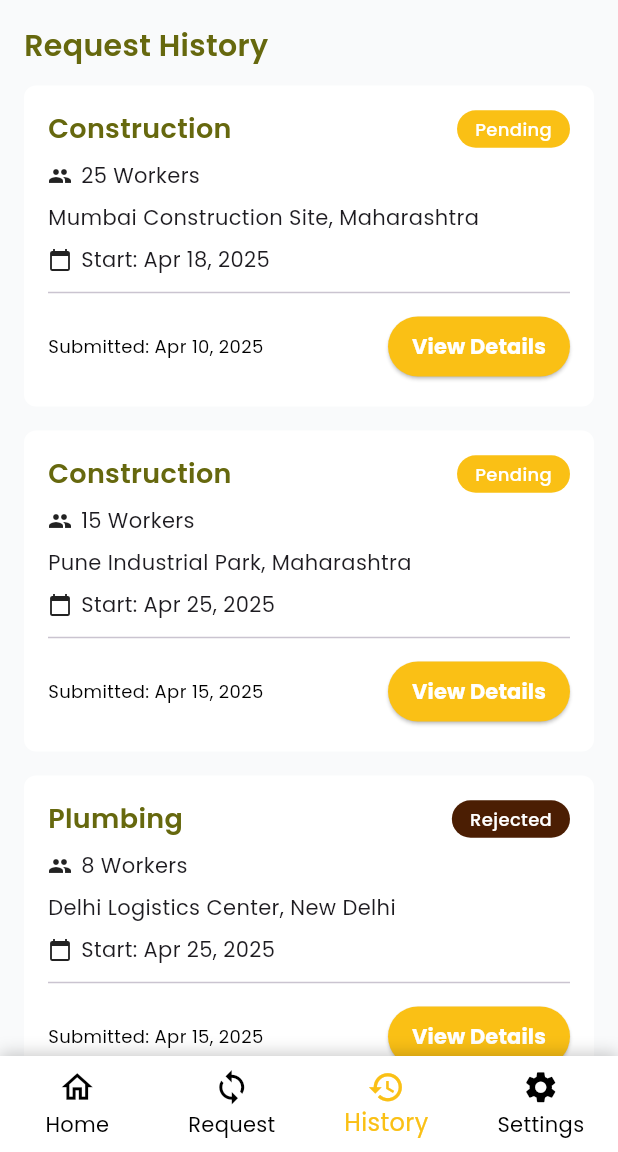
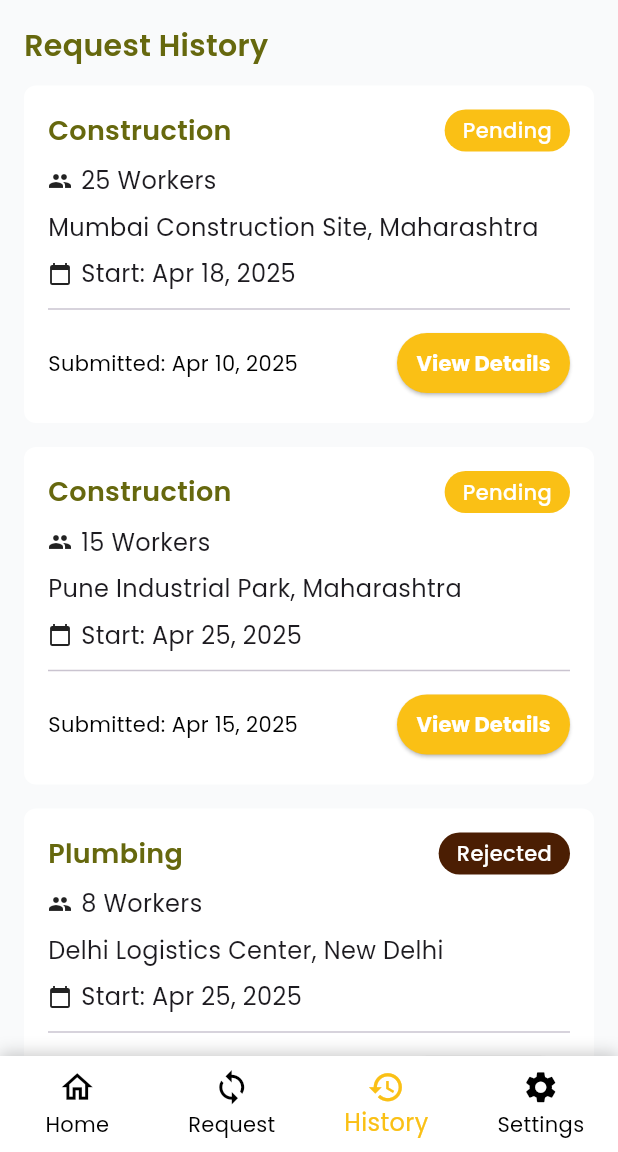
Before and after one commit to Kirtihoodaa/Jobizo, a Flutter app: the Histotypagee screen opened directly, on a phone screen of 412 x 824 dp, the part 84-1236 px from its top. Run offline on Flutter 3.47's test engine with Material 3 defaults, Android fonts, the phone set to English and light mode, and no system bars; our stand-ins replace file_picker, flutter_screenutil, font_awesome_flutter, google_fonts, image_picker, pie_chart.

```diff
--- a/lib/Customer_POV/HistoryPages/HistoryPage.dart
+++ b/lib/Customer_POV/HistoryPages/HistoryPage.dart
@@ -93,7 +93,7 @@ class _HistotypageeState extends State<Histotypagee> {
               Text(
                 r.serviceType,
                 style: TextStyle(
-                  fontSize: 18,
+                  fontSize: primary(),
                   fontWeight: FontWeight.w600,
                   color: AppColors.green,
                 ),
@@ -108,7 +108,7 @@ class _HistotypageeState extends State<Histotypagee> {
                 child: Text(
                   r.status,
                   style:  TextStyle(
-                    fontSize: 12,
+                    fontSize: tertiary(),
                     fontWeight: FontWeight.w500,
                     color: Colors.white,
                   ),
@@ -125,7 +125,7 @@ class _HistotypageeState extends State<Histotypagee> {
                SizedBox(width: 6),
               Text(
                 '${r.workers} Workers',
-                style:  TextStyle(fontSize: 14),
+                style:  TextStyle(fontSize: secondary()),
               ),
             ],
           ),
@@ -134,7 +134,7 @@ class _HistotypageeState extends State<Histotypagee> {
           // Location
           Text(
             r.location,
-            style:  TextStyle(fontSize: 14),
+            style:  TextStyle(fontSize: secondary()),
           ),
            SizedBox(height: 8),
 
@@ -145,7 +145,7 @@ class _HistotypageeState extends State<Histotypagee> {
               SizedBox(width: 6),
               Text(
                 'Start: ${_formatDate(r.startDate)}',
-                style:  TextStyle(fontSize: 14),
+                style:  TextStyle(fontSize: secondary()),
               ),
             ],
           ),
@@ -158,7 +158,7 @@ class _HistotypageeState extends State<Histotypagee> {
             children: [
               Text(
                 'Submitted: ${_formatDate(r.submittedDate)}',
-                style:  TextStyle(fontSize: 12, color: Colors.black),
+                style:  TextStyle(fontSize: tertiary(), color: Colors.black),
               ),
               ElevatedButton(
                 onPressed: () {
@@ -168,7 +168,7 @@ class _HistotypageeState extends State<Histotypagee> {
                 style: ElevatedButton.styleFrom(
                   backgroundColor: AppColors.gold,
                   padding:  EdgeInsets.symmetric(
-                      horizontal: 16, vertical: 8),
+                      horizontal: 13, vertical: 5),
                   shape: RoundedRectangleBorder(
                       borderRadius: BorderRadius.circular(20)),
                 ),
--- a/lib/Customer_POV/HomePages/Allsites.dart
+++ b/lib/Customer_POV/HomePages/Allsites.dart
@@ -46,9 +46,10 @@ class _AllSitesScreenState extends State<AllSitesScreen> {
   @override
   Widget build(BuildContext context) {
     return Scaffold(
+      backgroundColor: AppColors.bgColor,
       appBar: Commonappbar(title: 'All Sites'),
       body: SingleChildScrollView(
-        padding: EdgeInsets.all(16),
+        padding: EdgeInsets.all(10),
         child: Column(
           children: siteList
               .map((site) => Padding(
@@ -63,7 +64,7 @@ class _AllSitesScreenState extends State<AllSitesScreen> {
 
   Widget buildSiteCard(Site site) {
     return Container(
-      width: 343,
+      width: MediaQuery.of(context).size.width,
       padding: EdgeInsets.all(16),
       decoration: BoxDecoration(
         color: Colors.white,
--- a/lib/Customer_POV/HomePages/HomePagess.dart
+++ b/lib/Customer_POV/HomePages/HomePagess.dart
@@ -7,6 +7,7 @@ import '../AppBar/CustomerAppBar.dart';
 import '../CustomerNavBar.dart';
 import 'AddCompanyDetails.dart';
 import 'AgentsList.dart';
+import 'Allsites.dart';
 import 'CompanyDetails.dart';
 import 'Dashboard.dart';
 import 'IndustryDetails.dart';
@@ -35,7 +36,7 @@ class _HomepagessState extends State<Homepagess> {
     {
       "label": "Sites",
       "image": "Assets/Customer_Images/sites.png",
-      "navigateTo": Sitedetails(),
+      "navigateTo": AllSitesScreen(),
     },
     {
       "label": "Labour\nTypes",
--- a/lib/Customer_POV/HomePages/Labour_types/labour_avi.dart
+++ b/lib/Customer_POV/HomePages/Labour_types/labour_avi.dart
@@ -146,7 +146,7 @@ class _CategoryItem extends StatelessWidget {
                 "$title $count",
                 style: TextStyle(
                     fontSize: tertiary(),
-                    fontWeight: FontWeight.w500,
+                    fontWeight: FontWeight.bold,
                     color: AppColors.green),
               ),
             ),
--- a/lib/Customer_POV/HomePages/WorkOpportunities.dart
+++ b/lib/Customer_POV/HomePages/WorkOpportunities.dart
@@ -12,13 +12,13 @@ class WorkOpportunitiesPage extends StatelessWidget {
   Widget build(BuildContext context) {
     return Scaffold(
       backgroundColor: AppColors.bgColor,
-      appBar: Commonappbar(title: 'Complaint Status'),
+      appBar: Commonappbar(title: 'Work'),
       body: SingleChildScrollView(
         child: Column(
           children: [
             // Top Image
             Image.asset(
-              'assets/your_image.png', // Replace with your image path
+              'Assets/Customer_Images/work frame.png', // Replace with your image path
               width: double.infinity,
               height: 200,
               fit: BoxFit.cover,
```
Also changed, not shown: Assets/Customer_Images/work frame.png (added).
